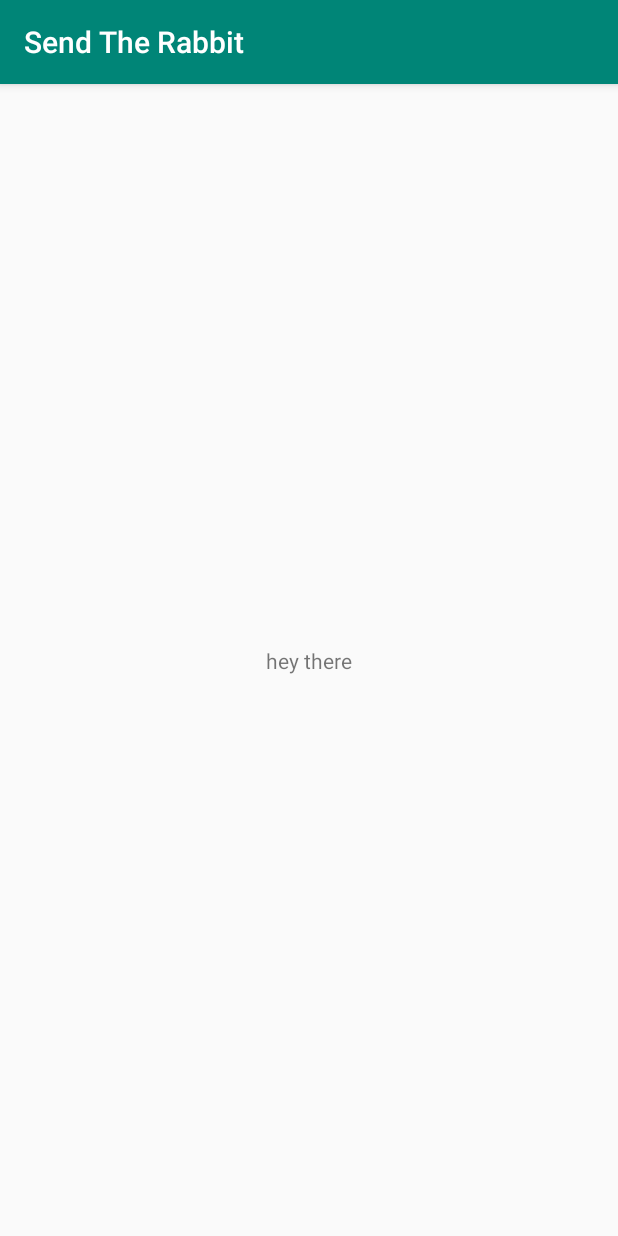
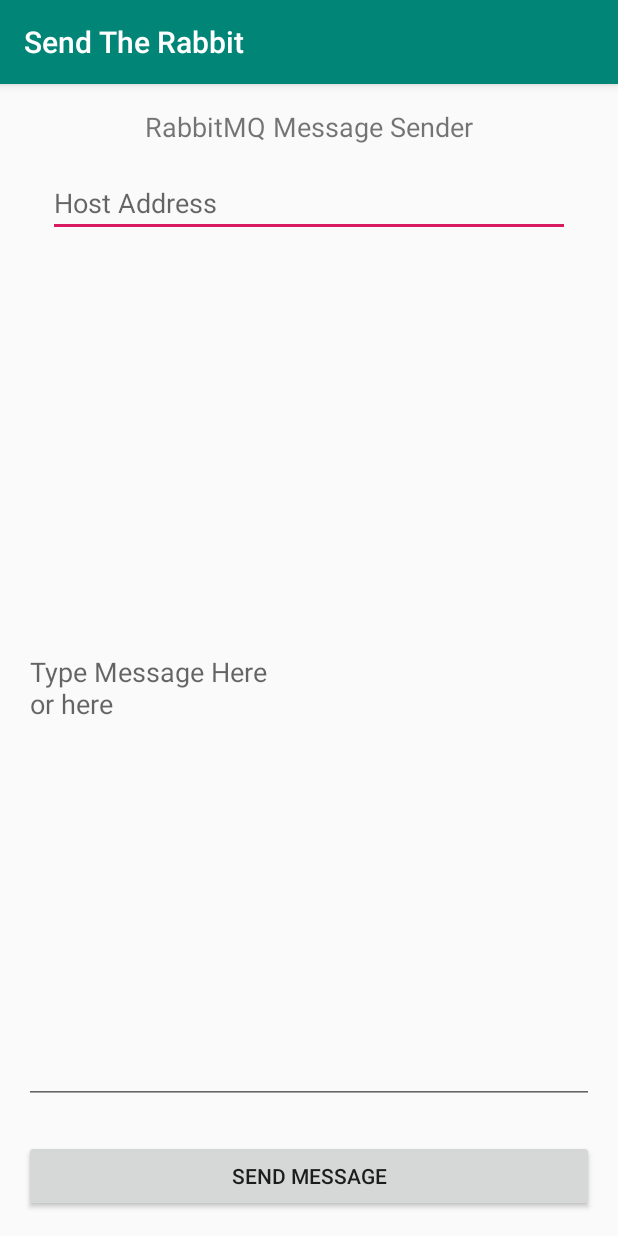
Before and after one commit to 19317362/sendtherabbit, an Android app: the screen it shows after launch (MainActivity), on a phone screen of 412 x 824 dp. Run offline under Robolectric (Android 15) with nearby library versions, the phone set to English and light mode, and no system bars; libraries missing offline, so code that uses them is left out: com.rabbitmq.client.

Commit message:
Layout mostly implemented + java code import problem resolved

```diff
--- a/app/build.gradle
+++ b/app/build.gradle
@@ -10,6 +10,12 @@ android {
         versionName "1.0"
         testInstrumentationRunner "androidx.test.runner.AndroidJUnitRunner"
     }
+
+    compileOptions {
+        sourceCompatibility JavaVersion.VERSION_1_8
+        targetCompatibility JavaVersion.VERSION_1_8
+    }
+
     buildTypes {
         release {
             minifyEnabled false
@@ -25,5 +31,5 @@ dependencies {
     testImplementation 'junit:junit:4.12'
     androidTestImplementation 'androidx.test.ext:junit:1.1.1'
     androidTestImplementation 'androidx.test.espresso:espresso-core:3.2.0'
-    implementation group: 'com.rabbitmq', name: 'amqp-client', version: '5.4.1'
+    implementation group: 'com.rabbitmq', name: 'amqp-client', version: '5.8.0'
 }
--- a/app/src/main/AndroidManifest.xml
+++ b/app/src/main/AndroidManifest.xml
@@ -1,9 +1,10 @@
 <?xml version="1.0" encoding="utf-8"?>
 <manifest xmlns:android="http://schemas.android.com/apk/res/android"
+    xmlns:tools="http://schemas.android.com/tools"
     package="com.hayn.sendtherabbit">
 
 
-    <uses-permission android:name="android.permission.INTERNET"></uses-permission>
+    <uses-permission android:name="android.permission.INTERNET" />
 
     <application
         android:allowBackup="true"
@@ -11,8 +12,12 @@
         android:label="@string/app_name"
         android:roundIcon="@mipmap/ic_launcher_round"
         android:supportsRtl="true"
-        android:theme="@style/AppTheme">
-        <activity android:name=".MainActivity">
+        android:theme="@style/AppTheme"
+        tools:ignore="GoogleAppIndexingWarning"
+        android:fullBackupContent="false">
+        <activity
+            android:name=".MainActivity"
+            android:windowSoftInputMode="adjustResize">
             <intent-filter>
                 <action android:name="android.intent.action.MAIN" />
 
--- a/app/src/main/java/com/hayn/sendtherabbit/MainActivity.java
+++ b/app/src/main/java/com/hayn/sendtherabbit/MainActivity.java
@@ -1,19 +1,50 @@
 package com.hayn.sendtherabbit;
 
 import androidx.appcompat.app.AppCompatActivity;
-import com.rabbitmq.*;
+import com.rabbitmq.client.ConnectionFactory;
 import android.os.Bundle;
+import android.view.View;
+import android.widget.Button;
+import android.widget.EditText;
+import android.widget.Toast;
 
 public class MainActivity extends AppCompatActivity {
 
-
+    EditText editHost;
+    EditText editMessage;
+    Button buttonSend;
 
     @Override
     protected void onCreate(Bundle savedInstanceState) {
+        //init activity
         super.onCreate(savedInstanceState);
         setContentView(R.layout.activity_main);
+
+        //setup widgets
+        editHost = findViewById(R.id.editHost);
+        editMessage = findViewById(R.id.editMessage);
+        buttonSend = findViewById(R.id.buttonSend);
+
+        //setup onClickListener for send button
+        buttonSend.setOnClickListener(new View.OnClickListener(){
+            @Override
+            public void onClick(View view){
+                publishMessage(); //send message
+
+                //create Toast
+                createToast("Message Sent!", Toast.LENGTH_SHORT);
+            }
+        });
     }
+
+    private synchronized void publishMessage(){ //publishes current editText's text to host address
 
 
 
+
+    }
+
+    public void createToast(CharSequence msg, int length){
+        Toast.makeText(getApplicationContext(), msg, length).show();
+    }
 }
--- a/app/src/main/res/layout/activity_main.xml
+++ b/app/src/main/res/layout/activity_main.xml
@@ -2,17 +2,68 @@
 <androidx.constraintlayout.widget.ConstraintLayout xmlns:android="http://schemas.android.com/apk/res/android"
     xmlns:app="http://schemas.android.com/apk/res-auto"
     xmlns:tools="http://schemas.android.com/tools"
+    android:id="@+id/constraintLayout"
     android:layout_width="match_parent"
     android:layout_height="match_parent"
+    android:outlineProvider="bounds"
     tools:context=".MainActivity">
 
     <TextView
+        android:id="@+id/textView1"
         android:layout_width="wrap_content"
         android:layout_height="wrap_content"
-        android:text="hey there"
-        app:layout_constraintBottom_toBottomOf="parent"
-        app:layout_constraintLeft_toLeftOf="parent"
-        app:layout_constraintRight_toRightOf="parent"
+        android:layout_marginStart="16dp"
+        android:layout_marginTop="16dp"
+        android:layout_marginEnd="16dp"
+        android:text="RabbitMQ Message Sender"
+        android:textSize="18sp"
+        app:layout_constraintEnd_toEndOf="parent"
+        app:layout_constraintStart_toStartOf="parent"
         app:layout_constraintTop_toTopOf="parent" />
 
+    <EditText
+        android:id="@+id/editHost"
+        android:layout_width="0dp"
+        android:layout_height="wrap_content"
+        android:layout_marginStart="32dp"
+        android:layout_marginTop="16dp"
+        android:layout_marginEnd="32dp"
+        android:ems="10"
+        android:hint="Host Address"
+        android:inputType="textFilter"
+        android:singleLine="true"
+        app:layout_constraintEnd_toEndOf="parent"
+        app:layout_constraintStart_toStartOf="parent"
+        app:layout_constraintTop_toBottomOf="@+id/textView1" />
+
+    <EditText
+        android:id="@+id/editMessage"
+        android:layout_width="0dp"
+        android:layout_height="0dp"
+        android:layout_marginStart="16dp"
+        android:layout_marginTop="24dp"
+        android:layout_marginEnd="16dp"
+        android:layout_marginBottom="24dp"
+        android:ems="10"
+        android:hint="Type Message Here\nor here"
+        android:inputType="text"
+        android:singleLine="false"
+        app:layout_constraintBottom_toTopOf="@+id/buttonSend"
+        app:layout_constraintEnd_toEndOf="parent"
+        app:layout_constraintStart_toStartOf="parent"
+        app:layout_constraintTop_toBottomOf="@+id/editHost" />
+
+    <Button
+        android:id="@+id/buttonSend"
+        android:layout_width="match_parent"
+        android:layout_height="wrap_content"
+        android:layout_marginStart="16dp"
+        android:layout_marginEnd="16dp"
+        android:layout_marginBottom="16dp"
+        android:gravity="center|center_horizontal"
+        android:text="send message"
+        app:layout_constraintBottom_toBottomOf="parent"
+        app:layout_constraintEnd_toEndOf="parent"
+        app:layout_constraintStart_toStartOf="parent" />
+
 </androidx.constraintlayout.widget.ConstraintLayout>
--- a/build.gradle
+++ b/build.gradle
@@ -7,7 +7,7 @@ buildscript {
 
     }
     dependencies {
-        classpath 'com.android.tools.build:gradle:3.5.2'
+        classpath 'com.android.tools.build:gradle:3.5.3'
 
         // NOTE: Do not place your application dependencies here; they belong
         // in the individual module build.gradle files
```
